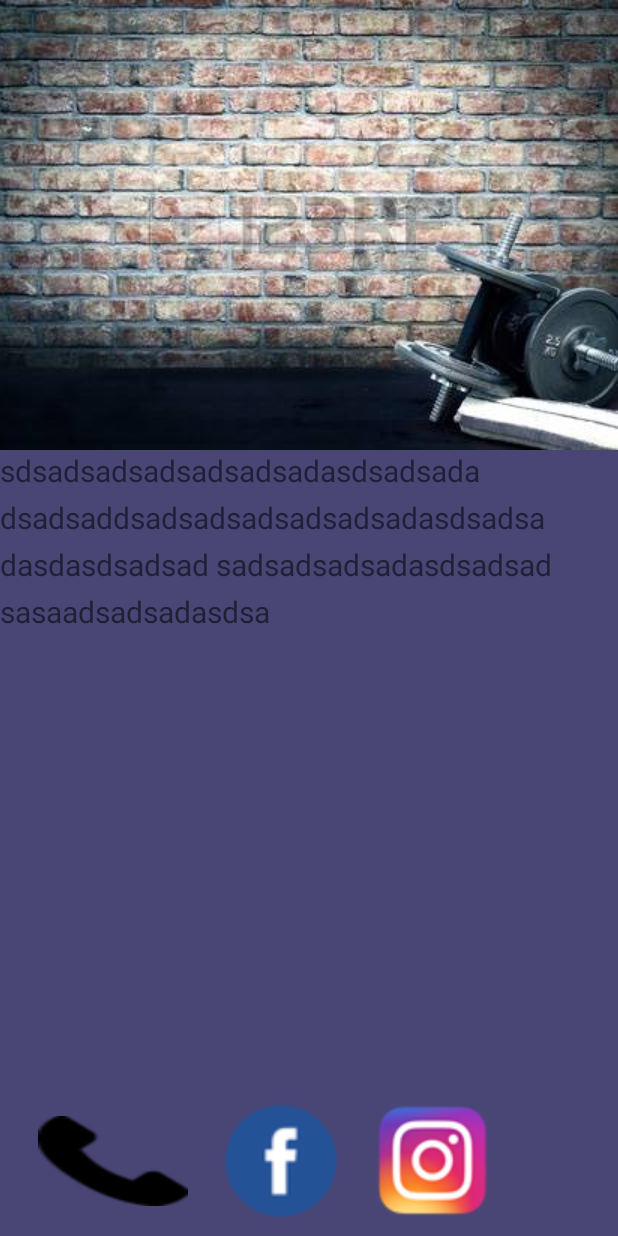
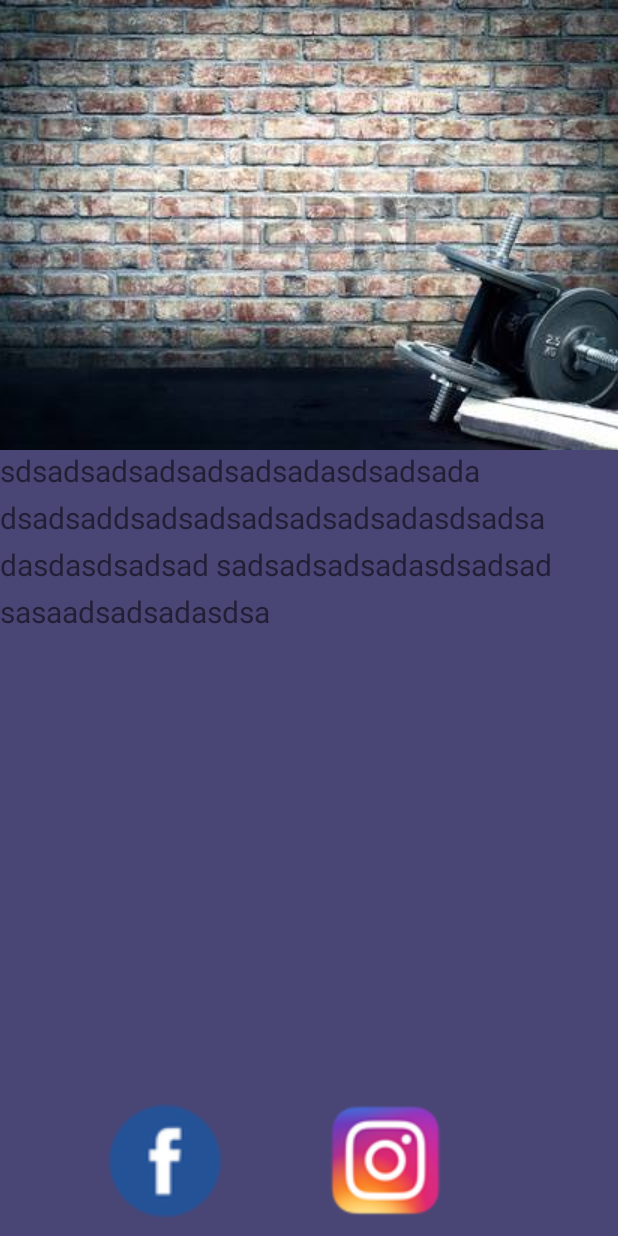
Before and after one commit to oerdogdu/OnurPT, an Android app: the fragment ContactFragment shown on its own in the app's theme, on a phone screen of 412 x 824 dp. Run offline under Robolectric (Android 15) with nearby library versions, the phone set to English and light mode, and no system bars; 2 statements that could not run were skipped.

```diff
--- a/app/src/main/res/layout/contact_fragment.xml
+++ b/app/src/main/res/layout/contact_fragment.xml
@@ -73,19 +73,10 @@
         tools:layout_editor_absoluteY="463dp">
 
         <Button
-            android:id="@+id/callButton"
-            android:layout_width="100dp"
-            android:layout_height="60dp"
-            android:layout_marginLeft="25dp"
-            android:layout_marginTop="12dp"
-            android:background="@drawable/callbutton"
-            android:gravity="center" />
-
-        <Button
             android:id="@+id/facebookButton"
             android:layout_width="100dp"
             android:layout_height="100dp"
-            android:layout_marginLeft="12dp"
+            android:layout_marginLeft="60dp"
             android:layout_marginTop="12dp"
             android:background="@drawable/facebook_icon"
             android:gravity="center" />
@@ -95,7 +86,7 @@
             android:id="@+id/instagramButton"
             android:layout_width="80dp"
             android:layout_height="80dp"
-            android:layout_marginLeft="12dp"
+            android:layout_marginLeft="58dp"
             android:layout_marginTop="12dp"
             android:background="@drawable/instagram_logo"
             android:gravity="center" />
```
